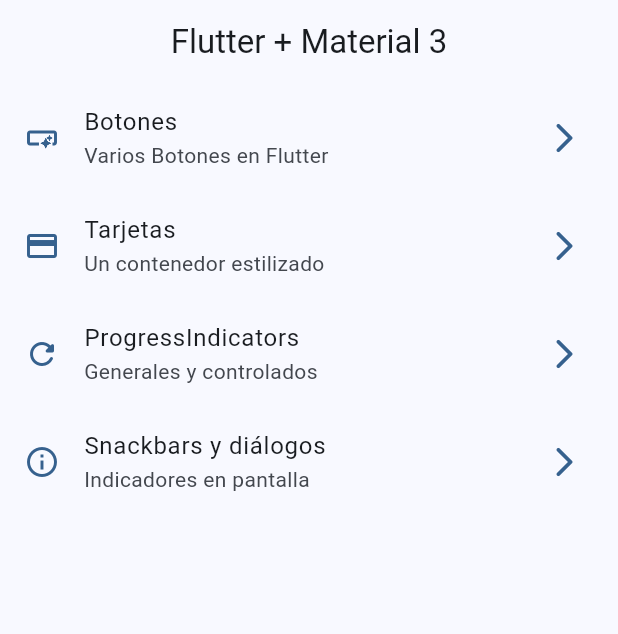
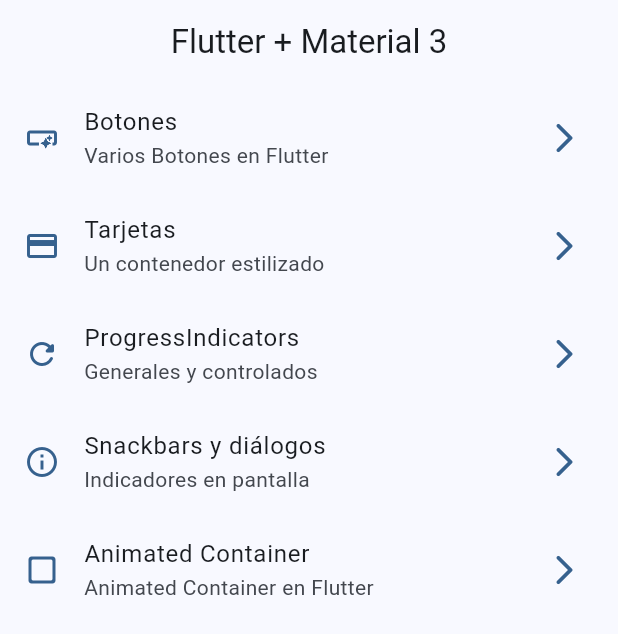
Before and after one commit to TellMeT-Dev/Proyectos_Flutter, a Flutter app: the screen it shows after launch, on a phone screen of 412 x 824 dp. Shown: the top 634 px of the screen. Run offline on Flutter 3.47's test engine with Material 3 defaults, Android fonts, the phone set to English and light mode, and no system bars; our stand-ins replace animate_do, dio, go_router, video_player.

Commit message:
Animated Containers

```diff
--- a/widgets_app/lib/config/menu/menu_items.dart
+++ b/widgets_app/lib/config/menu/menu_items.dart
@@ -43,4 +43,11 @@
     link: '/snackbars',
     icon: Icons.info_outline
   ),
+
+  MenuItem(
+    title: 'Animated Container',
+    subTitle: 'Animated Container en Flutter',
+    link: '/animated',
+    icon: Icons.check_box_outline_blank_rounded
+  ),
 ];
--- a/widgets_app/lib/config/router/app_router.dart
+++ b/widgets_app/lib/config/router/app_router.dart
@@ -34,5 +34,11 @@
       name: SnackbarScreen.name,
       builder: (context, state) => const SnackbarScreen(),
     ),
+
+    GoRoute(
+      path: '/animated',
+      name: AnimatedScreen.name,
+      builder: (context, state) => const AnimatedScreen(),
+    ),
   ],
 );
```
Also changed, not shown: widgets_app/lib/presentation/screens/animated/animated_screen.dart (+55 -2 lines).
